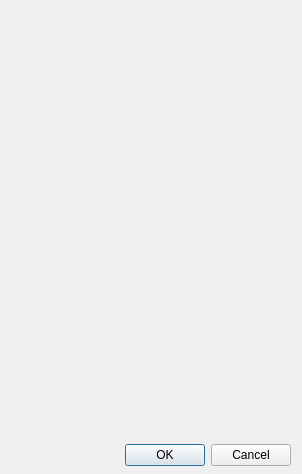
Qt form ui/config.ui (zkalves/rmap) before a commit.
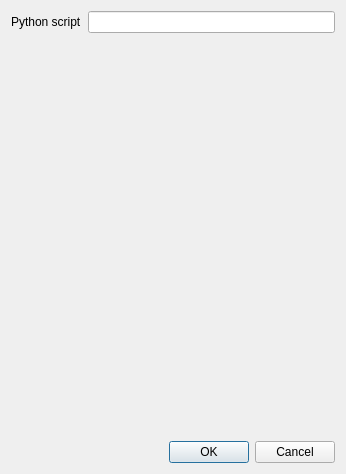
The same form after that commit.

The edit to the form file:
```diff
--- a/ui/config.ui
+++ b/ui/config.ui
@@ -6,22 +6,33 @@
    <rect>
     <x>0</x>
     <y>0</y>
-    <width>302</width>
+    <width>346</width>
     <height>474</height>
    </rect>
   </property>
   <property name="windowTitle">
    <string>Dialog</string>
   </property>
+  <layout class="QGridLayout" name="gridLayout">
+   <item row="0" column="0">
+    <layout class="QFormLayout" name="formLayout">
+     <property name="sizeConstraint">
+      <enum>QLayout::SetMaximumSize</enum>
+     </property>
+     <item row="0" column="1">
+      <widget class="QLineEdit" name="pythonScript"/>
+     </item>
+     <item row="0" column="0">
+      <widget class="QLabel" name="label">
+       <property name="text">
+        <string>Python script</string>
+       </property>
+      </widget>
+     </item>
+    </layout>
+   </item>
+   <item row="1" column="0">
   <widget class="QDialogButtonBox" name="buttonBox">
-   <property name="geometry">
-    <rect>
-     <x>10</x>
-     <y>440</y>
-     <width>281</width>
-     <height>31</height>
-    </rect>
-   </property>
    <property name="orientation">
     <enum>Qt::Horizontal</enum>
    </property>
@@ -29,6 +40,8 @@
     <set>QDialogButtonBox::Cancel|QDialogButtonBox::Ok</set>
    </property>
   </widget>
+   </item>
+  </layout>
  </widget>
  <resources/>
  <connections>
```
Lines whose indentation alone changed are shown as unchanged.
